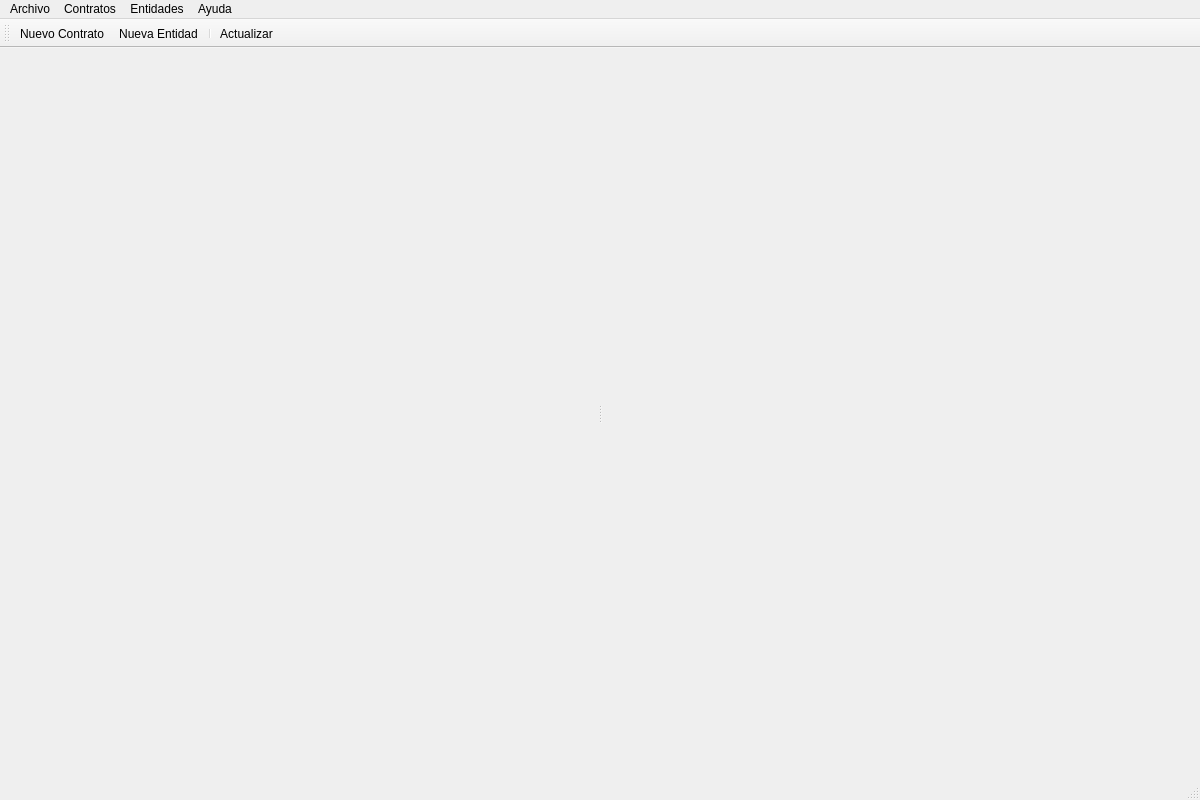
Qt form src/ui/mainwindow.ui (crondonb890517/contro-qt6) before a commit.
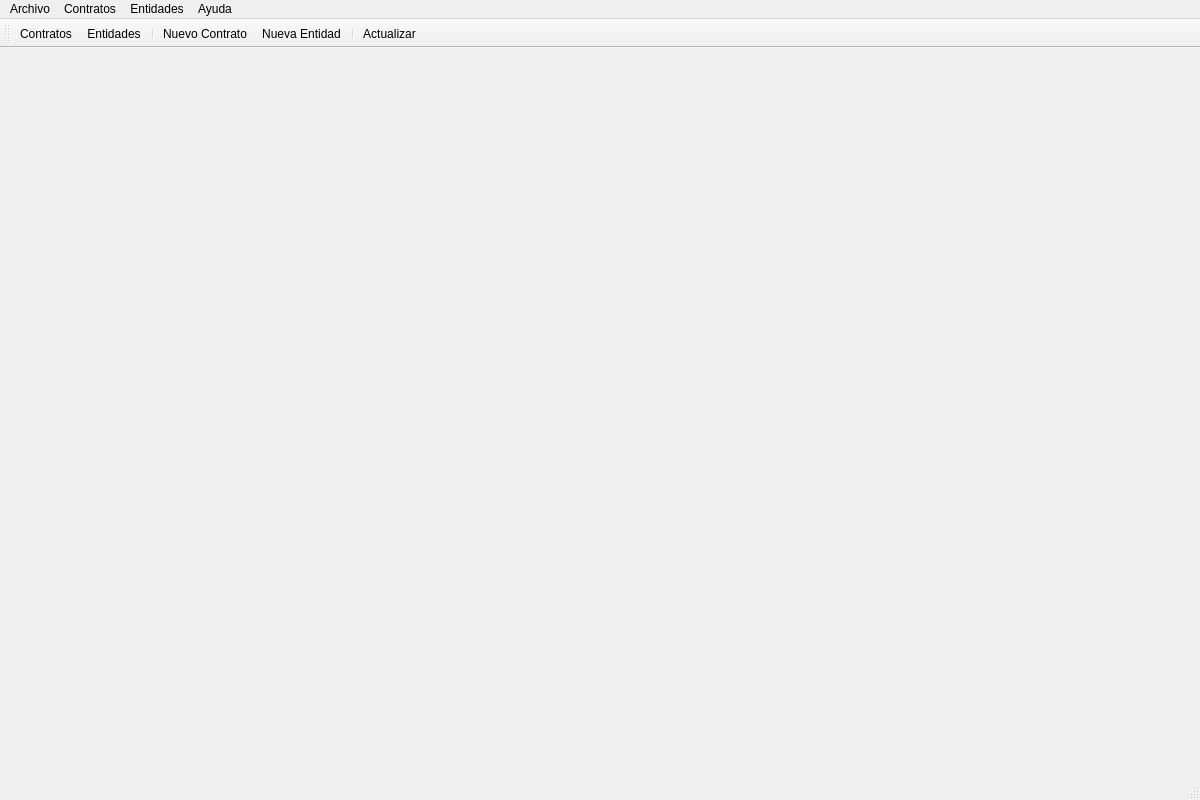
The same form after that commit.

Commit message: Title: Implement UI navigation with stacked widgets for smart collections

```diff
--- a/src/ui/mainwindow.ui
+++ b/src/ui/mainwindow.ui
@@ -16,19 +16,10 @@
   <widget class="QWidget" name="centralwidget">
    <layout class="QVBoxLayout" name="verticalLayout">
     <item>
-     <widget class="QSplitter" name="splitter">
-      <property name="orientation">
-       <enum>Qt::Horizontal</enum>
+     <widget class="QStackedWidget" name="stackedWidget">
+      <property name="currentIndex">
+       <number>-1</number>
       </property>
-      <property name="childrenCollapsible">
-       <bool>false</bool>
-      </property>
-      <widget class="QWidget" name="widgetContratos" native="true">
-       <layout class="QVBoxLayout" name="layoutContratos"/>
-      </widget>
-      <widget class="QWidget" name="widgetEntidades" native="true">
-       <layout class="QVBoxLayout" name="layoutEntidades"/>
-      </widget>
      </widget>
     </item>
    </layout>
@@ -93,11 +84,30 @@
    <attribute name="toolBarBreak">
     <bool>false</bool>
    </attribute>
+   <addaction name="actionContratos"/>
+   <addaction name="actionEntidades"/>
+   <addaction name="separator"/>
    <addaction name="actionNuevo_Contrato"/>
    <addaction name="actionNueva_Entidad"/>
    <addaction name="separator"/>
    <addaction name="actionActualizar"/>
   </widget>
+  <action name="actionContratos">
+   <property name="text">
+    <string>Contratos</string>
+   </property>
+   <property name="toolTip">
+    <string>Ver lista de contratos</string>
+   </property>
+  </action>
+  <action name="actionEntidades">
+   <property name="text">
+    <string>Entidades</string>
+   </property>
+   <property name="toolTip">
+    <string>Ver lista de entidades</string>
+   </property>
+  </action>
   <action name="actionNuevo_Contrato">
    <property name="text">
     <string>Nuevo Contrato</string>
```
The commit also changes 5 other files.
